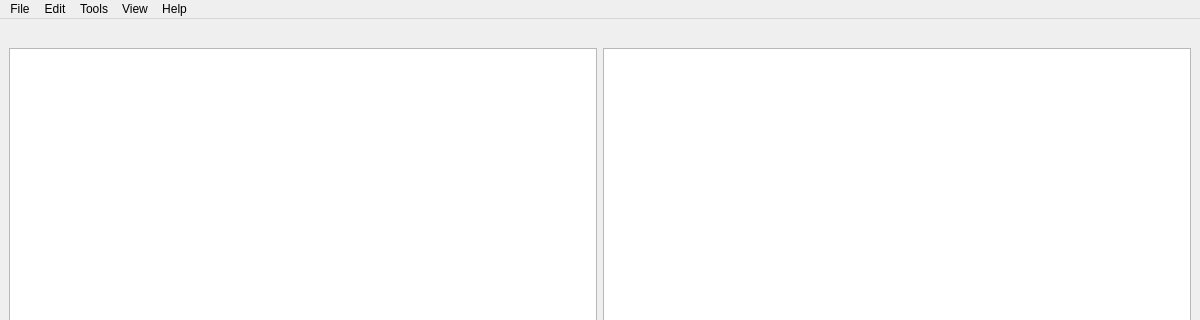
Before: the Qt Designer form mainwindow.ui in LebyakMarki/File_Manager_OS, drawn with Qt 5; both pictures show x 0 to 1200 and y 0 to 320 of the 1200 by 800 pixel window.
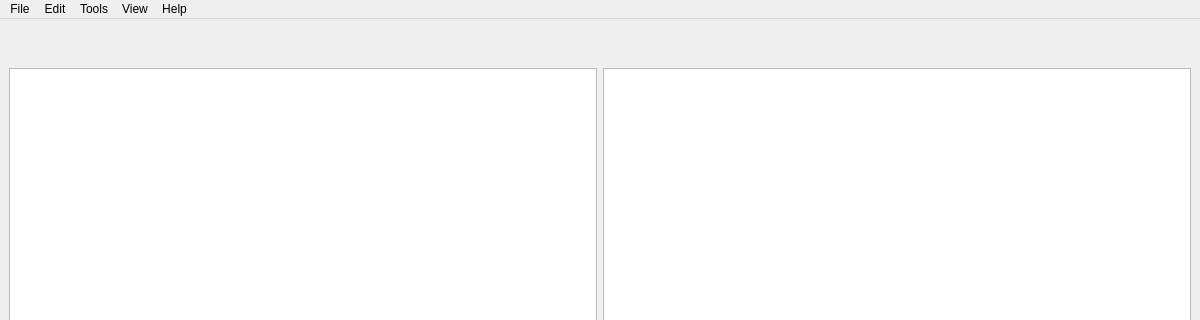
After: the same form once the commit is applied. Icons and pictures are not drawn.

Commit message: Added current paths and fixed free space

Diff of the .ui file:
```diff
--- a/mainwindow.ui
+++ b/mainwindow.ui
@@ -15,6 +15,32 @@
   </property>
   <widget class="QWidget" name="centralwidget">
    <layout class="QGridLayout" name="gridLayout">
+    <item row="2" column="1">
+     <widget class="QTableView" name="tableView_2"/>
+    </item>
+    <item row="1" column="0">
+     <widget class="QLabel" name="left_path">
+      <property name="text">
+       <string/>
+      </property>
+      <property name="alignment">
+       <set>Qt::AlignCenter</set>
+      </property>
+     </widget>
+    </item>
+    <item row="1" column="1">
+     <widget class="QLabel" name="right_path">
+      <property name="text">
+       <string/>
+      </property>
+      <property name="alignment">
+       <set>Qt::AlignCenter</set>
+      </property>
+     </widget>
+    </item>
+    <item row="2" column="0">
+     <widget class="QTableView" name="tableView_1"/>
+    </item>
     <item row="0" column="0" colspan="2">
      <widget class="QLabel" name="available_storage">
       <property name="autoFillBackground">
@@ -28,12 +54,6 @@
       </property>
      </widget>
     </item>
-    <item row="1" column="1">
-     <widget class="QTableView" name="tableView_2"/>
-    </item>
-    <item row="1" column="0">
-     <widget class="QTableView" name="tableView_1"/>
-    </item>
    </layout>
   </widget>
   <widget class="QMenuBar" name="menubar">
```
The commit also changes 2 other files.
